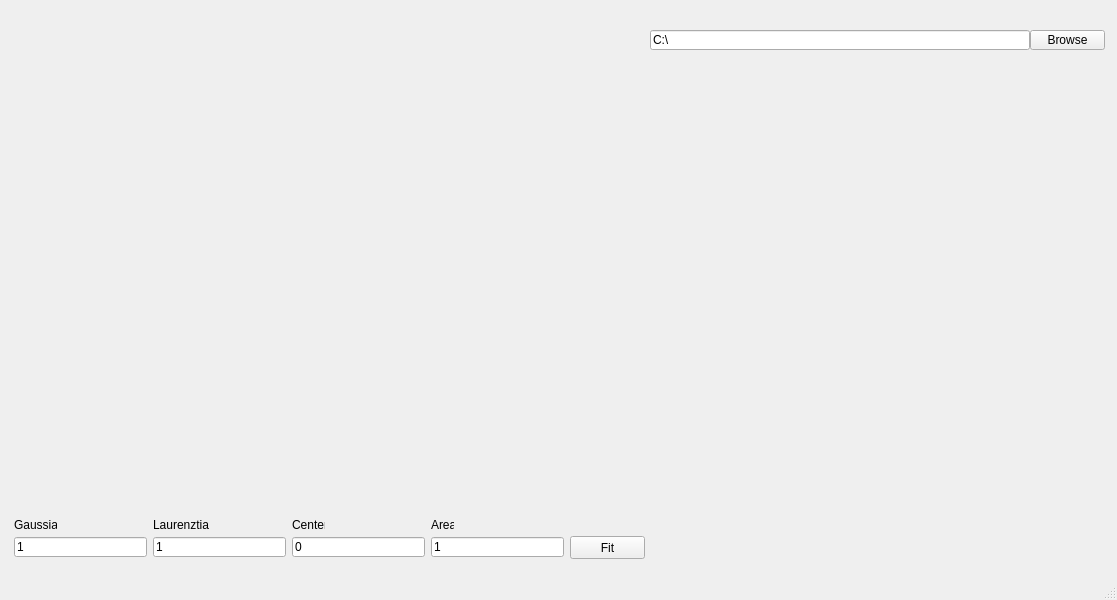
Old version of the form MainWindow.ui in the repository sarkaranwar/SpectraAnalyzer.
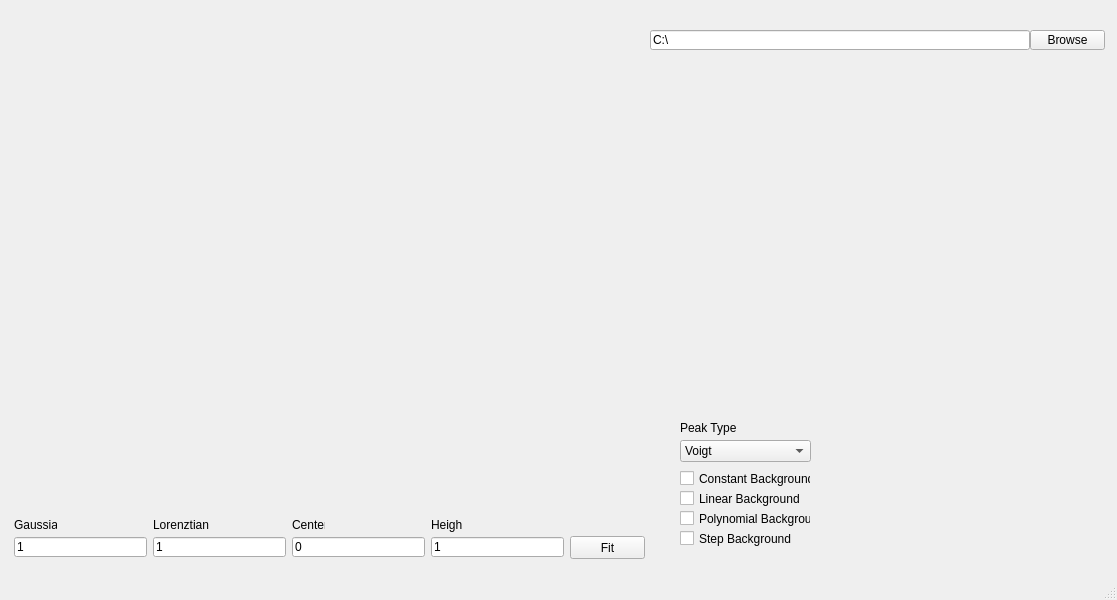
New version of the form.

Commit message: Changed the names of the lineEdits and pushButtons Added mouse interaction to roughly draw the peak and set initial conditions

What changed in the file:
```diff
--- a/MainWindow.ui
+++ b/MainWindow.ui
@@ -89,7 +89,7 @@
      </rect>
     </property>
     <property name="text">
-     <string>Laurenztian</string>
+     <string>Lorenztian</string>
     </property>
    </widget>
    <widget class="QLabel" name="label_3">
@@ -110,12 +110,12 @@
      <rect>
       <x>431</x>
       <y>517</y>
-      <width>23</width>
+      <width>31</width>
       <height>16</height>
      </rect>
     </property>
     <property name="text">
-     <string>Area</string>
+     <string>Height</string>
     </property>
    </widget>
    <widget class="QPushButton" name="pushButton">
@@ -179,6 +179,96 @@
      <string>Browse</string>
     </property>
    </widget>
+   <widget class="QCheckBox" name="checkBox_constant_background">
+    <property name="geometry">
+     <rect>
+      <x>680</x>
+      <y>470</y>
+      <width>131</width>
+      <height>17</height>
+     </rect>
+    </property>
+    <property name="text">
+     <string>Constant Background</string>
+    </property>
+   </widget>
+   <widget class="QCheckBox" name="checkBox_linear_background">
+    <property name="geometry">
+     <rect>
+      <x>680</x>
+      <y>490</y>
+      <width>121</width>
+      <height>17</height>
+     </rect>
+    </property>
+    <property name="text">
+     <string>Linear Background</string>
+    </property>
+   </widget>
+   <widget class="QCheckBox" name="checkBox_step_background">
+    <property name="geometry">
+     <rect>
+      <x>680</x>
+      <y>530</y>
+      <width>121</width>
+      <height>17</height>
+     </rect>
+    </property>
+    <property name="text">
+     <string>Step Background</string>
+    </property>
+   </widget>
+   <widget class="QCheckBox" name="checkBox_polynomial_background">
+    <property name="geometry">
+     <rect>
+      <x>680</x>
+      <y>510</y>
+      <width>131</width>
+      <height>17</height>
+     </rect>
+    </property>
+    <property name="text">
+     <string>Polynomial Background</string>
+    </property>
+   </widget>
+   <widget class="QComboBox" name="comboBox_peak">
+    <property name="geometry">
+     <rect>
+      <x>680</x>
+      <y>440</y>
+      <width>131</width>
+      <height>22</height>
+     </rect>
+    </property>
+    <item>
+     <property name="text">
+      <string>Voigt</string>
+     </property>
+    </item>
+    <item>
+     <property name="text">
+      <string>Gaussian</string>
+     </property>
+    </item>
+    <item>
+     <property name="text">
+      <string>Lorentzian</string>
+     </property>
+    </item>
+   </widget>
+   <widget class="QLabel" name="label_5">
+    <property name="geometry">
+     <rect>
+      <x>680</x>
+      <y>420</y>
+      <width>71</width>
+      <height>16</height>
+     </rect>
+    </property>
+    <property name="text">
+     <string>Peak Type</string>
+    </property>
+   </widget>
   </widget>
   <widget class="QMenuBar" name="menubar">
    <property name="geometry">
```
Left out of the diff: 14 changed lines with no effect on the pictures. The commit also changes 4 other files.
